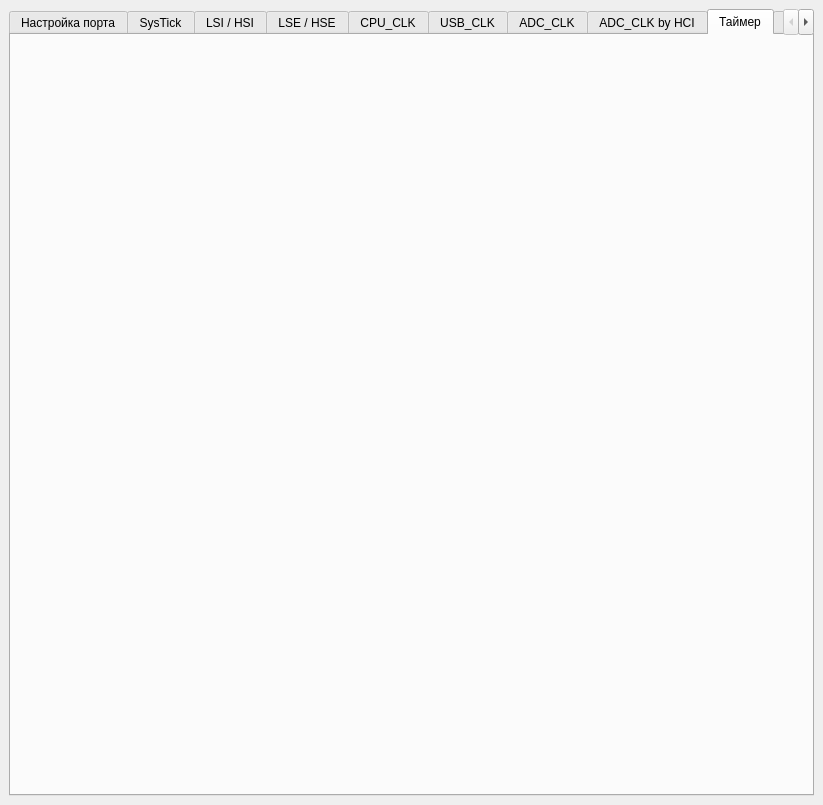
Before: the Qt Designer form main.ui in TimurRahimov/1986BE93Y-CodeGenerator, drawn with Qt 5.
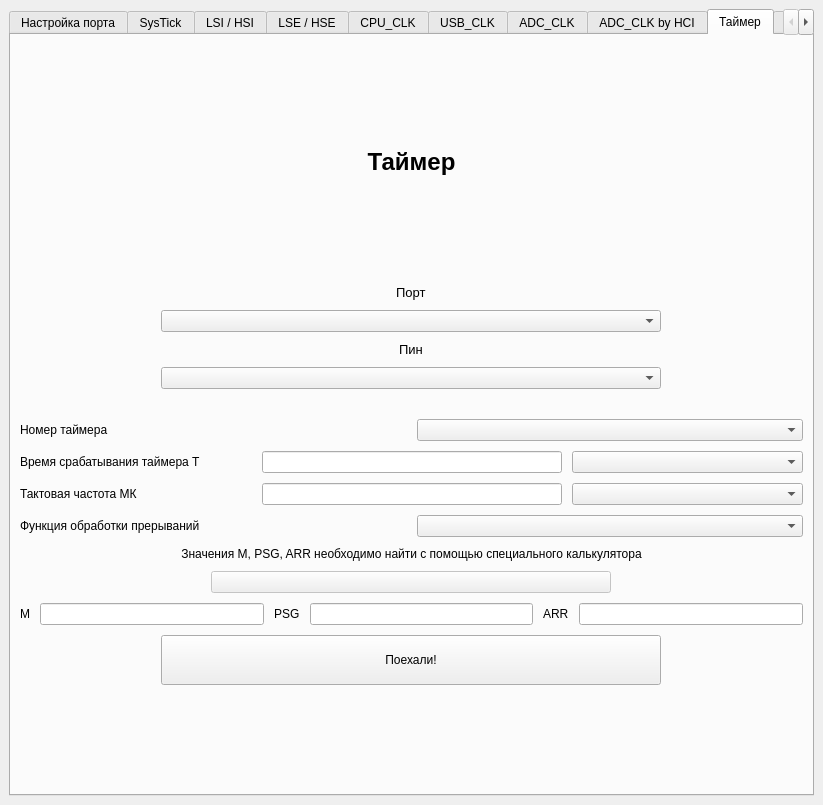
After: the same form once the commit is applied. The open tabs and pages were chosen to show the change.

```diff
--- a/main.ui
+++ b/main.ui
@@ -2433,6 +2433,354 @@
        <attribute name="title">
         <string>Таймер</string>
        </attribute>
+       <layout class="QGridLayout" name="gridLayout_10">
+        <item row="0" column="0">
+         <layout class="QVBoxLayout" name="verticalLayout_23">
+          <property name="spacing">
+           <number>25</number>
+          </property>
+          <property name="topMargin">
+           <number>20</number>
+          </property>
+          <item>
+           <widget class="QLabel" name="label_47">
+            <property name="sizePolicy">
+             <sizepolicy hsizetype="Minimum" vsizetype="Preferred">
+              <horstretch>0</horstretch>
+              <verstretch>0</verstretch>
+             </sizepolicy>
+            </property>
+            <property name="font">
+             <font>
+              <pointsize>18</pointsize>
+              <weight>75</weight>
+              <bold>true</bold>
+             </font>
+            </property>
+            <property name="text">
+             <string>Таймер</string>
+            </property>
+            <property name="alignment">
+             <set>Qt::AlignCenter</set>
+            </property>
+           </widget>
+          </item>
+          <item>
+           <layout class="QVBoxLayout" name="verticalLayout_24">
+            <property name="spacing">
+             <number>10</number>
+            </property>
+            <property name="bottomMargin">
+             <number>100</number>
+            </property>
+            <item alignment="Qt::AlignHCenter">
+             <widget class="QLabel" name="label_48">
+              <property name="font">
+               <font>
+                <pointsize>10</pointsize>
+               </font>
+              </property>
+              <property name="text">
+               <string>Порт</string>
+              </property>
+             </widget>
+            </item>
+            <item alignment="Qt::AlignHCenter">
+             <widget class="QComboBox" name="comboBox_13_port">
+              <property name="minimumSize">
+               <size>
+                <width>500</width>
+                <height>0</height>
+               </size>
+              </property>
+              <property name="editable">
+               <bool>false</bool>
+              </property>
+             </widget>
+            </item>
+            <item alignment="Qt::AlignHCenter">
+             <widget class="QLabel" name="label_49">
+              <property name="font">
+               <font>
+                <pointsize>10</pointsize>
+               </font>
+              </property>
+              <property name="text">
+               <string>Пин</string>
+              </property>
+             </widget>
+            </item>
+            <item alignment="Qt::AlignHCenter">
+             <widget class="QComboBox" name="comboBox_13_pin">
+              <property name="minimumSize">
+               <size>
+                <width>500</width>
+                <height>0</height>
+               </size>
+              </property>
+             </widget>
+            </item>
+            <item>
+             <spacer name="horizontalSpacer_7">
+              <property name="orientation">
+               <enum>Qt::Horizontal</enum>
+              </property>
+              <property name="sizeHint" stdset="0">
+               <size>
+                <width>40</width>
+                <height>20</height>
+               </size>
+              </property>
+             </spacer>
+            </item>
+            <item>
+             <layout class="QHBoxLayout" name="horizontalLayout_46">
+              <property name="leftMargin">
+               <number>0</number>
+              </property>
+              <property name="bottomMargin">
+               <number>0</number>
+              </property>
+              <item>
+               <widget class="QLabel" name="label_50">
+                <property name="text">
+                 <string>Номер таймера</string>
+                </property>
+               </widget>
+              </item>
+              <item>
+               <widget class="QComboBox" name="comboBox_13_timer"/>
+              </item>
+             </layout>
+            </item>
+            <item>
+             <layout class="QHBoxLayout" name="horizontalLayout_47">
+              <property name="leftMargin">
+               <number>0</number>
+              </property>
+              <property name="bottomMargin">
+               <number>0</number>
+              </property>
+              <item>
+               <widget class="QLabel" name="label_51">
+                <property name="text">
+                 <string>Время срабатывания таймера Т</string>
+                </property>
+               </widget>
+              </item>
+              <item>
+               <widget class="QLineEdit" name="lineEdit_13_time">
+                <property name="minimumSize">
+                 <size>
+                  <width>0</width>
+                  <height>0</height>
+                 </size>
+                </property>
+                <property name="maximumSize">
+                 <size>
+                  <width>300</width>
+                  <height>16777215</height>
+                 </size>
+                </property>
+                <property name="alignment">
+                 <set>Qt::AlignCenter</set>
+                </property>
+                <property name="clearButtonEnabled">
+                 <bool>true</bool>
+                </property>
+               </widget>
+              </item>
+              <item>
+               <widget class="QComboBox" name="comboBox_13_time_unit"/>
+              </item>
+             </layout>
+            </item>
+            <item>
+             <layout class="QHBoxLayout" name="horizontalLayout_48">
+              <property name="leftMargin">
+               <number>0</number>
+              </property>
+              <property name="bottomMargin">
+               <number>0</number>
+              </property>
+              <item>
+               <widget class="QLabel" name="label_52">
+                <property name="text">
+                 <string>Тактовая частота МК</string>
+                </property>
+               </widget>
+              </item>
+              <item>
+               <widget class="QLineEdit" name="lineEdit_13_freq">
+                <property name="minimumSize">
+                 <size>
+                  <width>0</width>
+                  <height>0</height>
+                 </size>
+                </property>
+                <property name="maximumSize">
+                 <size>
+                  <width>300</width>
+                  <height>16777215</height>
+                 </size>
+                </property>
+                <property name="alignment">
+                 <set>Qt::AlignCenter</set>
+                </property>
+                <property name="clearButtonEnabled">
+                 <bool>true</bool>
+                </property>
+               </widget>
+              </item>
+              <item>
+               <widget class="QComboBox" name="comboBox_13_freq_unit"/>
+              </item>
+             </layout>
+            </item>
+            <item>
+             <layout class="QHBoxLayout" name="horizontalLayout_49">
+              <property name="leftMargin">
+               <number>0</number>
+              </property>
+              <property name="bottomMargin">
+               <number>0</number>
+              </property>
+              <item>
+               <widget class="QLabel" name="label_53">
+                <property name="text">
+                 <string>Функция обработки прерываний</string>
+                </property>
+               </widget>
+              </item>
+              <item>
+               <widget class="QComboBox" name="comboBox_13_irq"/>
+              </item>
+             </layout>
+            </item>
+            <item>
+             <widget class="QLabel" name="label_54">
+              <property name="font">
+               <font>
+                <weight>50</weight>
+                <italic>false</italic>
+                <bold>false</bold>
+               </font>
+              </property>
+              <property name="text">
+               <string>Значения M, PSG, ARR необходимо найти с помощью специального калькулятора</string>
+              </property>
+              <property name="alignment">
+               <set>Qt::AlignCenter</set>
+              </property>
+             </widget>
+            </item>
+            <item alignment="Qt::AlignHCenter">
+             <widget class="QPushButton" name="pushButton_13_define_arr">
+              <property name="enabled">
+               <bool>false</bool>
+              </property>
+              <property name="minimumSize">
+               <size>
+                <width>400</width>
+                <height>0</height>
+               </size>
+              </property>
+              <property name="maximumSize">
+               <size>
+                <width>400</width>
+                <height>16777215</height>
+               </size>
+              </property>
+              <property name="text">
+               <string/>
+              </property>
+             </widget>
+            </item>
+            <item>
+             <layout class="QHBoxLayout" name="horizontalLayout_50">
+              <property name="leftMargin">
+               <number>0</number>
+              </property>
+              <property name="bottomMargin">
+               <number>0</number>
+              </property>
+              <item>
+               <widget class="QLabel" name="label_55">
+                <property name="text">
+                 <string>M</string>
+                </property>
+               </widget>
+              </item>
+              <item>
+               <widget class="QLineEdit" name="lineEdit_13_m">
+                <property name="alignment">
+                 <set>Qt::AlignCenter</set>
+                </property>
+               </widget>
+              </item>
+              <item>
+               <widget class="QLabel" name="label_56">
+                <property name="text">
+                 <string>PSG</string>
+                </property>
+               </widget>
+              </item>
+              <item>
+               <widget class="QLineEdit" name="lineEdit_13_psg">
+                <property name="alignment">
+                 <set>Qt::AlignCenter</set>
+                </property>
+               </widget>
+              </item>
+              <item>
+               <widget class="QLabel" name="label_57">
+                <property name="text">
+                 <string>ARR</string>
+                </property>
+               </widget>
+              </item>
+              <item>
+               <widget class="QLineEdit" name="lineEdit_13_arr">
+                <property name="alignment">
+                 <set>Qt::AlignCenter</set>
+                </property>
+               </widget>
+              </item>
+             </layout>
+            </item>
+            <item alignment="Qt::AlignHCenter">
+             <widget class="QPushButton" name="submitButton_13">
+              <property name="sizePolicy">
+               <sizepolicy hsizetype="Minimum" vsizetype="Fixed">
+                <horstretch>0</horstretch>
+                <verstretch>0</verstretch>
+               </sizepolicy>
+              </property>
+              <property name="minimumSize">
+               <size>
+                <width>500</width>
+                <height>50</height>
+               </size>
+              </property>
+              <property name="maximumSize">
+               <size>
+                <width>1000</width>
+                <height>16777215</height>
+               </size>
+              </property>
+              <property name="styleSheet">
+               <string notr="true"/>
+              </property>
+              <property name="text">
+               <string>Поехали!</string>
+              </property>
+             </widget>
+            </item>
+           </layout>
+          </item>
+         </layout>
+        </item>
+       </layout>
       </widget>
       <widget class="QWidget" name="tab_10">
        <attribute name="title">
```
Left out of the diff: 7 changed lines with no effect on the pictures.
